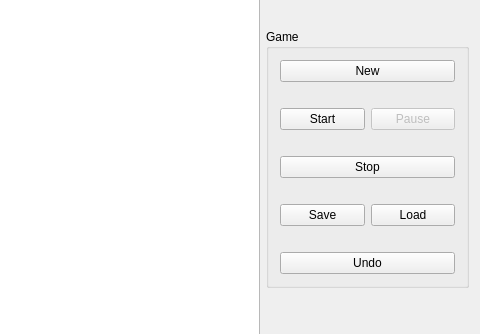
Before: the Qt Designer form mainwindow.ui in jiguanglizipao/Gomoku, drawn with Qt 5; both pictures show x 544 to 1024 and y 251 to 585 of the 1024 by 768 pixel window.
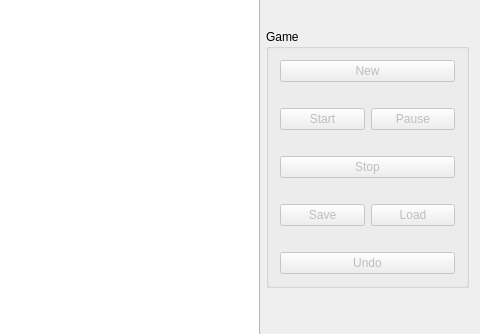
After: the same form once the commit is applied. Icons and pictures are not drawn. Custom widgets are drawn as their Qt base class.

What changed in the file:
```diff
--- a/mainwindow.ui
+++ b/mainwindow.ui
@@ -123,6 +123,9 @@
         <layout class="QVBoxLayout" name="verticalLayout_2">
          <item>
           <widget class="QPushButton" name="newButton">
+           <property name="enabled">
+            <bool>false</bool>
+           </property>
            <property name="text">
             <string>New</string>
            </property>
@@ -148,6 +151,9 @@
           <layout class="QHBoxLayout" name="horizontalLayout">
            <item>
             <widget class="QPushButton" name="startButton">
+             <property name="enabled">
+              <bool>false</bool>
+             </property>
              <property name="text">
               <string>Start</string>
              </property>
@@ -183,6 +189,9 @@
          </item>
          <item>
           <widget class="QPushButton" name="stopButton">
+           <property name="enabled">
+            <bool>false</bool>
+           </property>
            <property name="text">
             <string>Stop</string>
            </property>
@@ -208,6 +217,9 @@
           <layout class="QHBoxLayout" name="horizontalLayout_2">
            <item>
             <widget class="QPushButton" name="saveButton">
+             <property name="enabled">
+              <bool>false</bool>
+             </property>
              <property name="text">
               <string>Save</string>
              </property>
@@ -215,6 +227,9 @@
            </item>
            <item>
             <widget class="QPushButton" name="loadButton">
+             <property name="enabled">
+              <bool>false</bool>
+             </property>
              <property name="text">
               <string>Load</string>
              </property>
@@ -240,6 +255,9 @@
          </item>
          <item>
           <widget class="QPushButton" name="undoButton">
+           <property name="enabled">
+            <bool>false</bool>
+           </property>
            <property name="text">
             <string>Undo</string>
            </property>
```
Left out of the diff: 4 changed lines with no effect on the pictures.
